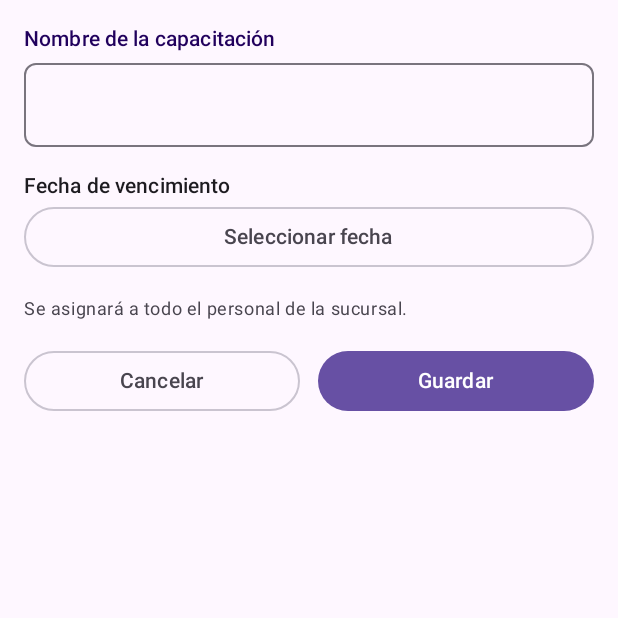
After one commit to PatoQuacks/App_SonrisasDeCristal, an Android app built with Jetpack Compose: the composable AgregarCapacitacionScreen shown on its own in the app's theme, on a phone screen of 412 x 824 dp, the top half of it. The commit adds this screen. Run offline under Robolectric (Android 15) with nearby library versions, the phone set to English and light mode, and no system bars.

Commit message:
Pantallas salidas, y agregar capacitaciones

```diff
--- /dev/null
+++ b/app/src/main/java/mx/tec/app_sonrisas/ui/screens/lateral/AgregarCapacitacionScreen.kt
@@ -0,0 +1,102 @@
+package mx.tec.app_sonrisas.ui.screens.lateral
+
+import android.app.DatePickerDialog
+import androidx.compose.foundation.layout.Arrangement
+import androidx.compose.foundation.layout.Column
+import androidx.compose.foundation.layout.Row
+import androidx.compose.foundation.layout.fillMaxSize
+import androidx.compose.foundation.layout.fillMaxWidth
+import androidx.compose.foundation.layout.padding
+import androidx.compose.foundation.rememberScrollState
+import androidx.compose.foundation.verticalScroll
+import androidx.compose.material3.Button
+import androidx.compose.material3.MaterialTheme
+import androidx.compose.material3.OutlinedButton
+import androidx.compose.material3.Text
+import androidx.compose.runtime.Composable
+import androidx.compose.runtime.getValue
+import androidx.compose.runtime.mutableStateOf
+import androidx.compose.runtime.saveable.rememberSaveable
+import androidx.compose.runtime.setValue
+import androidx.compose.ui.Modifier
+import androidx.compose.ui.platform.LocalContext
+import androidx.compose.ui.unit.dp
+import mx.tec.app_sonrisas.ui.components.CampoFormulario
+import java.time.LocalDate
+import java.time.format.DateTimeFormatter
+
+private val formatoFecha = DateTimeFormatter.ofPattern("dd/MM/yyyy")
+
+@Composable
+fun AgregarCapacitacionScreen(
+    onCancelar: () -> Unit,
+    onGuardar: (String, LocalDate) -> Unit,
+) {
+    var nombre by rememberSaveable { mutableStateOf("") }
+    var diaVencimiento by rememberSaveable { mutableStateOf<Long?>(null) }
+    var mostrarErrores by rememberSaveable { mutableStateOf(false) }
+    val fecha = diaVencimiento?.let(LocalDate::ofEpochDay)
+    val contexto = LocalContext.current
+    val colores = MaterialTheme.colorScheme
+
+    Column(
+        modifier = Modifier.fillMaxSize().verticalScroll(rememberScrollState()).padding(16.dp),
+        verticalArrangement = Arrangement.spacedBy(16.dp),
+    ) {
+        Column {
+            CampoFormulario(
+                etiqueta = "Nombre de la capacitación",
+                valor = nombre,
+                onCambio = { nombre = it },
+            )
+            if (mostrarErrores && nombre.isBlank()) {
+                Text("Escribe el nombre", color = colores.error, style = MaterialTheme.typography.bodySmall)
+            }
+        }
+
+        Column {
+            Text("Fecha de vencimiento", style = MaterialTheme.typography.titleSmall)
+            OutlinedButton(
+                onClick = {
+                    val inicial = fecha ?: LocalDate.now()
+                    DatePickerDialog(
+                        contexto,
+                        { _, anio, mes, dia ->
+                            diaVencimiento = LocalDate.of(anio, mes + 1, dia).toEpochDay()
+                        },
+                        inicial.year,
+                        inicial.monthValue - 1,
+                        inicial.dayOfMonth,
+                    ).show()
+                },
+                modifier = Modifier.fillMaxWidth(),
+            ) {
+                Text(fecha?.format(formatoFecha) ?: "Seleccionar fecha")
+            }
+            if (mostrarErrores && fecha == null) {
+                Text("Selecciona la fecha", color = colores.error, style = MaterialTheme.typography.bodySmall)
+            }
+        }
+
+        Text(
+            "Se asignará a todo el personal de la sucursal.",
+            style = MaterialTheme.typography.bodySmall,
+            color = colores.onSurfaceVariant,
+        )
+
+        Row(horizontalArrangement = Arrangement.spacedBy(12.dp)) {
+            OutlinedButton(onClick = onCancelar, modifier = Modifier.weight(1f)) {
+                Text("Cancelar")
+            }
+            Button(
+                onClick = {
+                    mostrarErrores = true
+                    if (nombre.isNotBlank() && fecha != null) onGuardar(nombre.trim(), fecha)
+                },
+                modifier = Modifier.weight(1f),
+            ) {
+                Text("Guardar")
+            }
+        }
+    }
+}
```
Also changed, not shown: app/src/main/java/mx/tec/app_sonrisas/data/model/Capacitacion.kt (added, +9 -0 lines), app/src/main/java/mx/tec/app_sonrisas/navigation/PrincipalNavHost.kt (+36 -3 lines), app/src/main/java/mx/tec/app_sonrisas/navigation/Rutas.kt (+6 -1 lines), app/src/main/java/mx/tec/app_sonrisas/ui/screens/inferior/AsistenciaScreen.kt (+83 -11 lines), app/src/main/java/mx/tec/app_sonrisas/ui/screens/inferior/SalidasScreen.kt (added, +124 -0 lines), app/src/main/java/mx/tec/app_sonrisas/ui/screens/lateral/CapacitacionesScreen.kt (+37 -16 lines), app/src/main/java/mx/tec/app_sonrisas/ui/viewmodel/PersonalViewModel.kt (+57 -7 lines).
